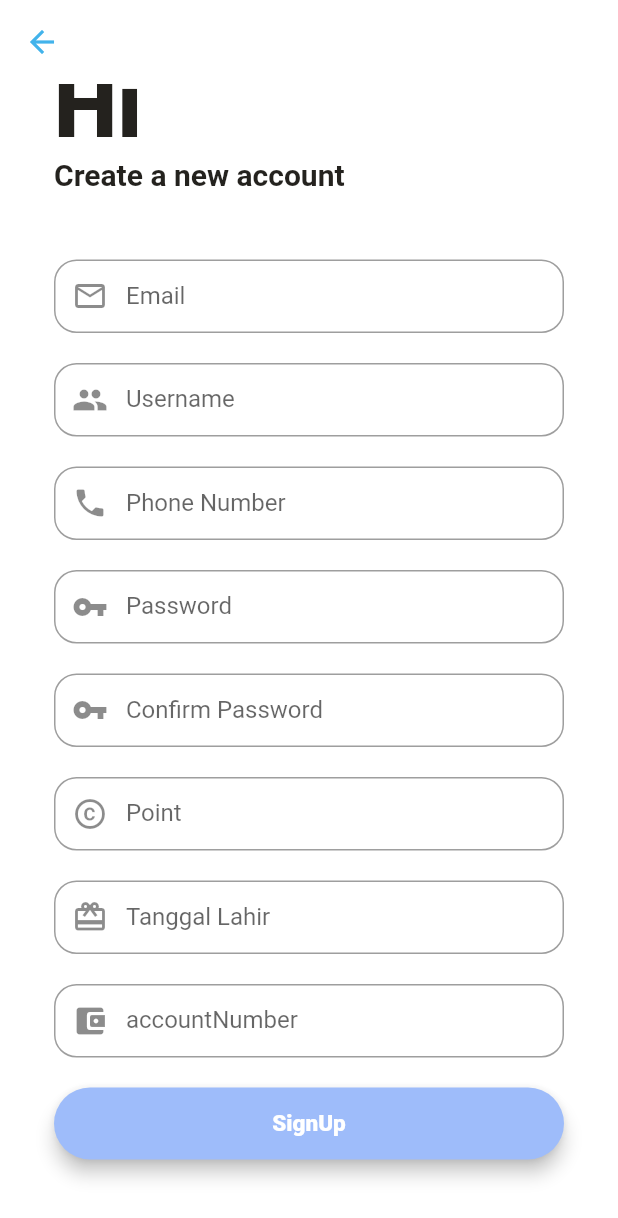
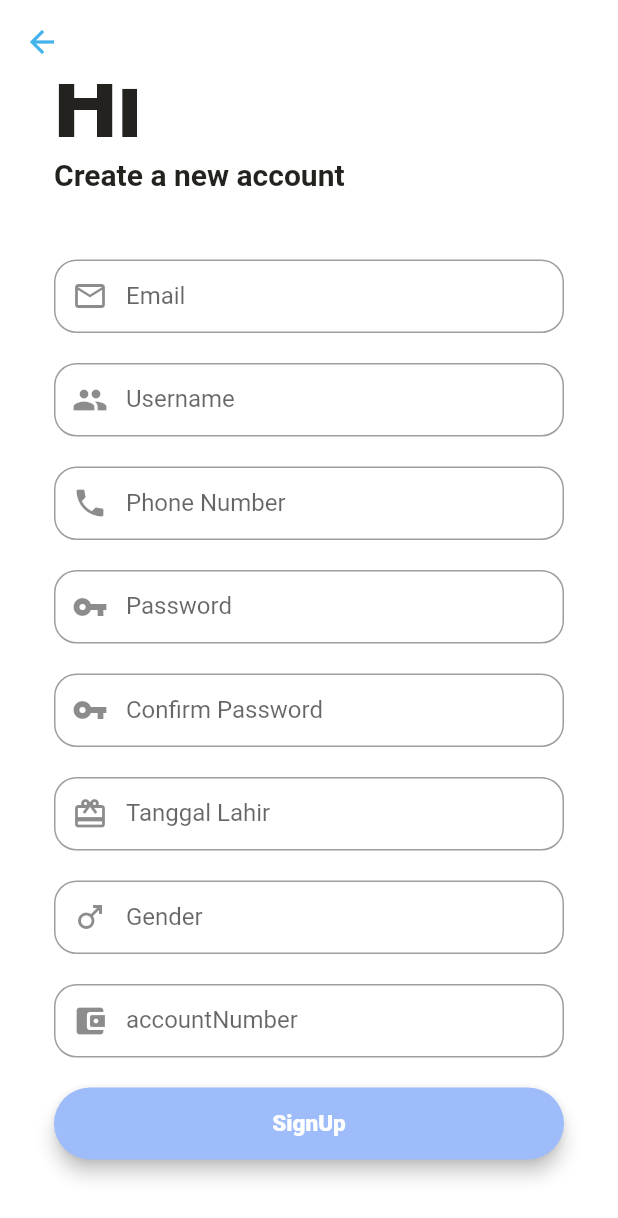
Before and after one commit to Kelompok-26/flutter, a Flutter app: the RegistrationScreen screen opened directly, scrolled down 352 dp, on a phone screen of 412 x 824 dp. Shown: the top 1218 px of the screen. Run offline on Flutter 3.47's test engine with Material 2 defaults, Android fonts, the phone set to English and light mode, and no system bars; our stand-ins replace dio, flutter_svg, fluttertoast, shared_preferences; accounts and stored records are empty; network calls fail.

Commit message:
Fix Login by User Tampil Profile Sesuai login User

```diff
--- /dev/null
+++ b/portal_costumer/lib/Model/ModelClass/UserAccount_model.dart
@@ -0,0 +1,69 @@
+class userAccount {
+  String? message;
+  usermodel? data;
+
+  userAccount({this.message, this.data});
+
+  userAccount.fromJson(Map<String, dynamic> json) {
+    message = json['message'];
+    data = json['data'] != null ? new usermodel.fromJson(json['data']) : null;
+  }
+
+  Map<String, dynamic> toJson() {
+    final Map<String, dynamic> data = new Map<String, dynamic>();
+    data['message'] = this.message;
+    if (this.data != null) {
+      data['data'] = this.data!.toJson();
+    }
+    return data;
+  }
+}
+
+class usermodel {
+  int? id;
+  String? name;
+  String? email;
+  String? phoneNumber;
+  String? password;
+  String? dateOfBirth;
+  String? gender;
+  int? point;
+  String? accountNumber;
+
+  usermodel(
+      {this.id,
+      this.name,
+      this.email,
+      this.phoneNumber,
+      this.password,
+      this.dateOfBirth,
+      this.gender,
+      this.point,
+      this.accountNumber});
+
+  usermodel.fromJson(Map<String, dynamic> json) {
+    id = json['id'];
+    name = json['name'];
+    email = json['email'];
+    phoneNumber = json['phone_number'];
+    password = json['password'];
+    dateOfBirth = json['date_of_birth'];
+    gender = json['gender'];
+    point = json['point'];
+    accountNumber = json['account_number'];
+  }
+
+  Map<String, dynamic> toJson() {
+    final Map<String, dynamic> data = new Map<String, dynamic>();
+    data['id'] = this.id;
+    data['name'] = this.name;
+    data['email'] = this.email;
+    data['phone_number'] = this.phoneNumber;
+    data['password'] = this.password;
+    data['date_of_birth'] = this.dateOfBirth;
+    data['gender'] = this.gender;
+    data['point'] = this.point;
+    data['account_number'] = this.accountNumber;
+    return data;
+  }
+}
--- a/portal_costumer/lib/Screen/Login_Screen.dart
+++ b/portal_costumer/lib/Screen/Login_Screen.dart
@@ -2,10 +2,12 @@
 import 'package:flutter/material.dart';
 import 'package:fluttertoast/fluttertoast.dart';
 import 'package:portal_costumer/Model/API/api_model.dart';
+import 'package:portal_costumer/Model/ModelClass/editProfile_view_model.dart';
 import 'package:portal_costumer/Model/Navbar_model.dart';
 import 'package:portal_costumer/Screen/Registration_Screen.dart';
 import 'package:provider/provider.dart';
 import 'package:flutter_svg/flutter_svg.dart';
+import 'package:shared_preferences/shared_preferences.dart';
 class loginScreen extends StatefulWidget {
   const loginScreen({ Key? key }) : super(key: key);
 
@@ -113,6 +115,7 @@ class _loginScreenState extends State<loginScreen> {
               Fluttertoast.showToast(msg: 'Invalid Phonenumber / Password');
               return ;
           }
+         Provider.of<editProfile>(context, listen: false).setTokenandID(res['User Id'], res['User']);
           Navigator.pushAndRemoveUntil(context, MaterialPageRoute(builder: (context) => itemNav(),), (route) => false);
         }
        }
--- a/portal_costumer/lib/Screen/Registration_Screen.dart
+++ b/portal_costumer/lib/Screen/Registration_Screen.dart
@@ -25,6 +25,7 @@ class _RegistrationScreenState extends State<RegistrationScreen> {
     final pointControler  = TextEditingController();
     final dateofBirdController = TextEditingController();
     final accountNumberController = TextEditingController();
+    final GenderController = TextEditingController();
   @override
   void initState() {
      APIModel apimodel = Provider.of<APIModel>(context, listen: false);
@@ -114,6 +115,33 @@ class _RegistrationScreenState extends State<RegistrationScreen> {
         )
       )
     );
+    final GenderField = TextFormField(
+      autofocus: false,
+      controller: GenderController,
+      keyboardType: TextInputType.text,
+      validator: (value){
+        if(value!.isEmpty){
+          return ("Please Enter Your Gender");
+        }
+        if(!RegExp("^(?=.{4,8})(?![_.])(?!.*[_.]{2})[a-zA-Z0-9._]+(?<![_.])").hasMatch(value)){
+          return ("Please Enter Valid Gender");
+        }
+        return null;
+      },
+      onSaved: (value){
+        usernameController.text=value!;
+      },
+      textInputAction: TextInputAction.next,
+      decoration : InputDecoration(
+        prefixIcon: const Icon(Icons.male),
+        contentPadding: const EdgeInsets.fromLTRB(20, 15, 20, 15),
+        hintText: "Gender",
+        labelText:"Gender",
+        border: OutlineInputBorder(
+          borderRadius: BorderRadius.circular(15),
+        )
+      )
+    );
     final AccountNumberField = TextFormField(
       autofocus: false,
       controller: accountNumberController,
@@ -163,33 +191,6 @@ class _RegistrationScreenState extends State<RegistrationScreen> {
         contentPadding: const EdgeInsets.fromLTRB(20, 15, 20, 15),
         hintText: "Phone Number",
         labelText:"Phone Number",
-        border: OutlineInputBorder(
-          borderRadius: BorderRadius.circular(15),
-        )
-      )
-    );
-     final PointField = TextFormField(
-      autofocus: false,
-      controller: pointControler,
-      keyboardType: TextInputType.phone,
-      // validator: (value){
-      //   if(value!.isEmpty){
-      //     return ("Please Enter Your Point");
-      //   }
-      //   if(!RegExp("^(?:[+0]9)?[0-9]{10}").hasMatch(value)){
-      //     return ("Please Enter Valid Point");
-      //   }
-      //   return null;
-      // },
-      onSaved: (value){
-        pointControler.text=value!;
-      },
-      textInputAction: TextInputAction.next,
-      decoration : InputDecoration(
-        prefixIcon: const Icon(Icons.copyright_outlined),
-        contentPadding: const EdgeInsets.fromLTRB(20, 15, 20, 15),
-        hintText: "Point",
-        labelText:"Point",
         border: OutlineInputBorder(
           borderRadius: BorderRadius.circular(15),
         )
@@ -268,7 +269,7 @@ class _RegistrationScreenState extends State<RegistrationScreen> {
             phonenumberController.text,
             newPasswordController.text,
             dateofBirdController.text,
-             int.parse(pointControler.text) ,
+            GenderController.text,
              accountNumberController.text,
           );
           ScaffoldMessenger.of(context).hideCurrentSnackBar();
@@ -348,10 +349,10 @@ class _RegistrationScreenState extends State<RegistrationScreen> {
                            const SizedBox(height: 20,),
                         ConfirmPasswordField,
                            const SizedBox(height: 20,),
-                        PointField,
-                           const SizedBox(height: 20,),
                         BirthdayField,
                            const SizedBox(height: 20,),
+                           GenderField,
+                         const SizedBox(height: 20,),
                         AccountNumberField,
                           const SizedBox(height: 20,),
                         SignUpButton,
--- a/portal_costumer/lib/main.dart
+++ b/portal_costumer/lib/main.dart
@@ -1,4 +1,5 @@
 import 'package:flutter/material.dart';
+import 'package:portal_costumer/Model/ModelClass/editProfile_view_model.dart';
 import 'package:portal_costumer/Model/Navbar_model.dart';
 import 'package:portal_costumer/Screen/Home_Screen.dart';
 import 'package:portal_costumer/Screen/Login_Screen.dart';
@@ -9,6 +10,7 @@ void main() {
   runApp(
     MultiProvider(
       providers: [
+    ChangeNotifierProvider(create :(_)=> editProfile() ),
     ChangeNotifierProvider(create: (_) => api_store.APIModel(),),
   ],
    child: const MyApp(),
@@ -25,7 +27,7 @@ class MyApp extends StatelessWidget {
 
       debugShowCheckedModeBanner: false,
       title: 'Flutter Demo',
-      home: itemNav(),
+      home: loginScreen(),
     );
   }
 }
--- a/portal_costumer/pubspec.yaml
+++ b/portal_costumer/pubspec.yaml
@@ -33,6 +33,7 @@ dependencies:
   provider: ^6.0.2
   fluttertoast: ^8.0.9
   flutter_svg: ^1.1.1+1
+  shared_preferences: ^2.0.15
 
   # The following adds the Cupertino Icons font to your application.
   # Use with the CupertinoIcons class for iOS style icons.
```
Also changed, not shown: portal_costumer/lib/Model/API/api_model.dart (+44 -10 lines), portal_costumer/lib/Model/ModelClass/editProfile_view_model.dart (added, +15 -0 lines), portal_costumer/lib/Screen/Home_Screen.dart (+16 -7 lines), portal_costumer/lib/Screen/ListRekomPaket_Screen.dart (+13 -4 lines), portal_costumer/lib/Screen/ListRekomPulsa_Screen.dart (+12 -3 lines), portal_costumer/lib/Screen/Point_Screen.dart (+22 -12 lines), portal_costumer/lib/Screen/Profile_Screen.dart (+28 -3 lines), portal_costumer/lib/Screen/RekomEmoney_screen.dart (+13 -4 lines), portal_costumer/lib/Screen/RekomcashOut_screen.dart (+13 -4 lines), portal_costumer/lib/Screen/editProfile.dart (+45 -19 lines), portal_costumer/pubspec.lock.
